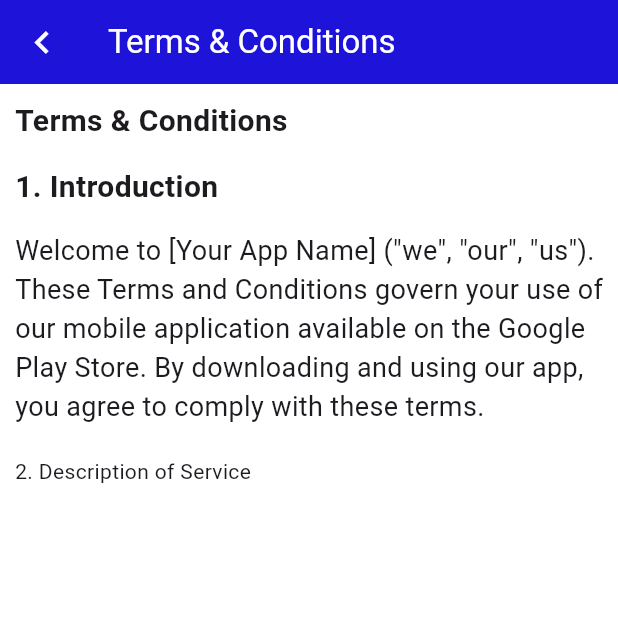
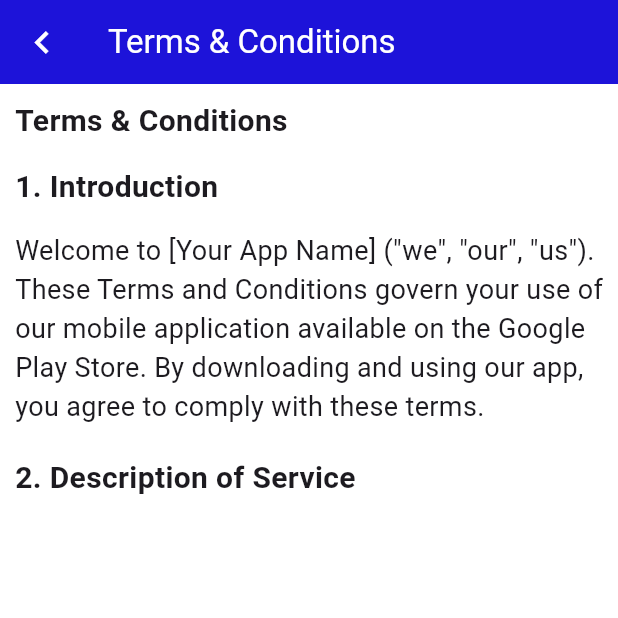
Before and after one commit to AthiraaAthi/Accounting_app, a Flutter app: the TermsConditions screen opened directly, on a phone screen of 412 x 824 dp, the top half of it. Run offline on Flutter 3.47's test engine with Material 3 defaults, Android fonts, the phone set to English and light mode, and no system bars; our stand-ins replace bloc, cloud_firestore, dartz, firebase_auth, firebase_core, flutter_bloc and 8 more; accounts and stored records are empty; network calls fail; statements that could not run were skipped.

Commit message:
update TermsConditions widget to apply shared pointsStyle to service description text

```diff
--- a/lib/view/utils/Settings/options_screens/terms_conditions.dart
+++ b/lib/view/utils/Settings/options_screens/terms_conditions.dart
@@ -59,7 +59,10 @@ class _TermsConditionsState extends State<TermsConditions> {
               style: explainationStyle,
             ),
             nextSpace,
-            Text("2. Description of Service")
+            Text(
+              "2. Description of Service",
+              style: pointsStyle,
+            )
           ],
         ),
       ),
```
